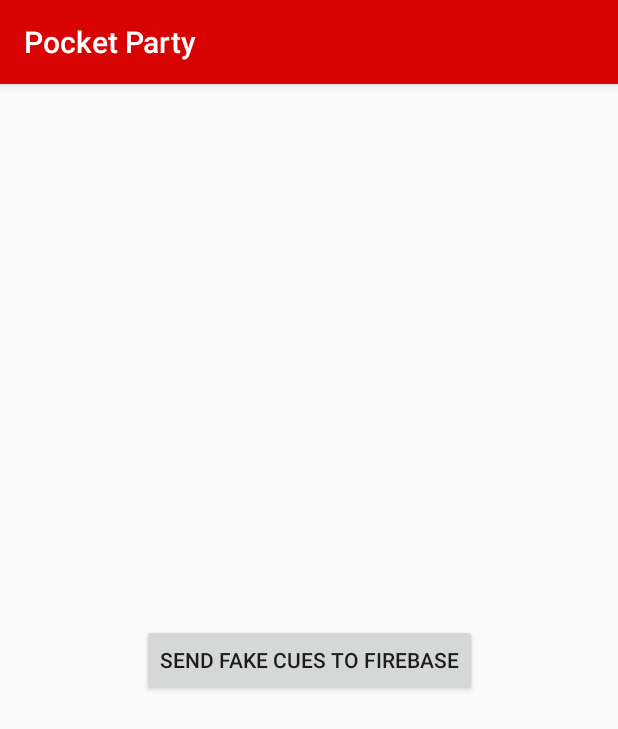
After one commit to Prateek-Agarwal-20/pocket-party, an Android app: the FirebaseTestingActivity screen opened directly, with no data from a screen before it, on a phone screen of 412 x 824 dp. The commit adds this screen. Shown: the top 729 px of the screen. Run offline under Robolectric (Android 15) with nearby library versions, the phone set to English and light mode, and no system bars; 2 statements that could not run were skipped.

Commit message:
adding to firebase works

```diff
--- a/app/build.gradle
+++ b/app/build.gradle
@@ -66,8 +66,10 @@ dependencies {
     implementation "com.google.code.gson:gson:2.8.5"
     implementation 'com.spotify.sdk:spotify-auth-release:1.1.0@aar'
 
-    implementation 'com.google.firebase:firebase-core:16.0.8'
-    implementation 'com.google.firebase:firebase-auth:16.2.1'
+    implementation 'com.google.firebase:firebase-core:16.0.9'
+    implementation 'com.google.firebase:firebase-auth:17.0.0'
+
+    implementation 'com.google.firebase:firebase-firestore:19.0.0'
 
     implementation 'com.google.android.gms:play-services-auth:16.0.1'
 
--- /dev/null
+++ b/app/src/main/java/com/example/pocketparty/FirebaseTestingActivity.kt
@@ -0,0 +1,33 @@
+package com.example.pocketparty
+
+import android.content.Intent
+import android.support.v7.app.AppCompatActivity
+import android.os.Bundle
+import android.view.View
+import android.widget.Toast
+import com.example.pocketparty.data.FireInterface
+
+class FirebaseTestingActivity : AppCompatActivity() {
+
+    private lateinit var fbInterface: FireInterface
+    private lateinit var userID: String
+
+    override fun onCreate(savedInstanceState: Bundle?) {
+        super.onCreate(savedInstanceState)
+        setContentView(R.layout.activity_firebase_testing)
+
+        setUpFireInterface()
+    }
+
+    private fun setUpFireInterface(){
+        userID = intent.getStringExtra("userID")
+        if(userID.equals(null)){
+            Toast.makeText(this, "failed to get userID", Toast.LENGTH_LONG).show()
+        }
+        fbInterface = FireInterface(this, userID)
+    }
+
+    fun createFakeCuesClick(view: View){
+        fbInterface.addFakeCueList()
+    }
+}
--- a/app/src/main/java/com/example/pocketparty/MainActivity.kt
+++ b/app/src/main/java/com/example/pocketparty/MainActivity.kt
@@ -108,7 +108,9 @@ class MainActivity : AppCompatActivity(), NavigationView.OnNavigationItemSelecte
                 // Handle the account page action
             }
             R.id.nav_listen -> {
-
+                val fbTestIntent = Intent(this@MainActivity, FirebaseTestingActivity::class.java)
+                fbTestIntent.putExtra("userID", user?.uid)
+                startActivity(fbTestIntent)
             }
             R.id.nav_create -> {
                 initiateCreatePipeline()
--- /dev/null
+++ b/app/src/main/res/layout/activity_firebase_testing.xml
@@ -0,0 +1,19 @@
+<?xml version="1.0" encoding="utf-8"?>
+<android.support.constraint.ConstraintLayout
+        xmlns:android="http://schemas.android.com/apk/res/android"
+        xmlns:tools="http://schemas.android.com/tools"
+        xmlns:app="http://schemas.android.com/apk/res-auto"
+        android:layout_width="match_parent"
+        android:layout_height="match_parent"
+        tools:context=".FirebaseTestingActivity">
+
+    <Button android:layout_width="wrap_content" android:layout_height="wrap_content"
+            android:id="@+id/createFakeCueList"
+            android:text="Send fake cues to firebase"
+            app:layout_constraintLeft_toLeftOf="parent"
+            app:layout_constraintRight_toRightOf="parent"
+            app:layout_constraintTop_toTopOf="parent"
+            app:layout_constraintBottom_toBottomOf="parent"
+            android:onClick="createFakeCuesClick"/>
+
+</android.support.constraint.ConstraintLayout>
```
Also changed, not shown: app/src/main/AndroidManifest.xml (+7 -4 lines), app/src/main/java/com/example/pocketparty/data/FireInterface.kt (added, +58 -0 lines).
